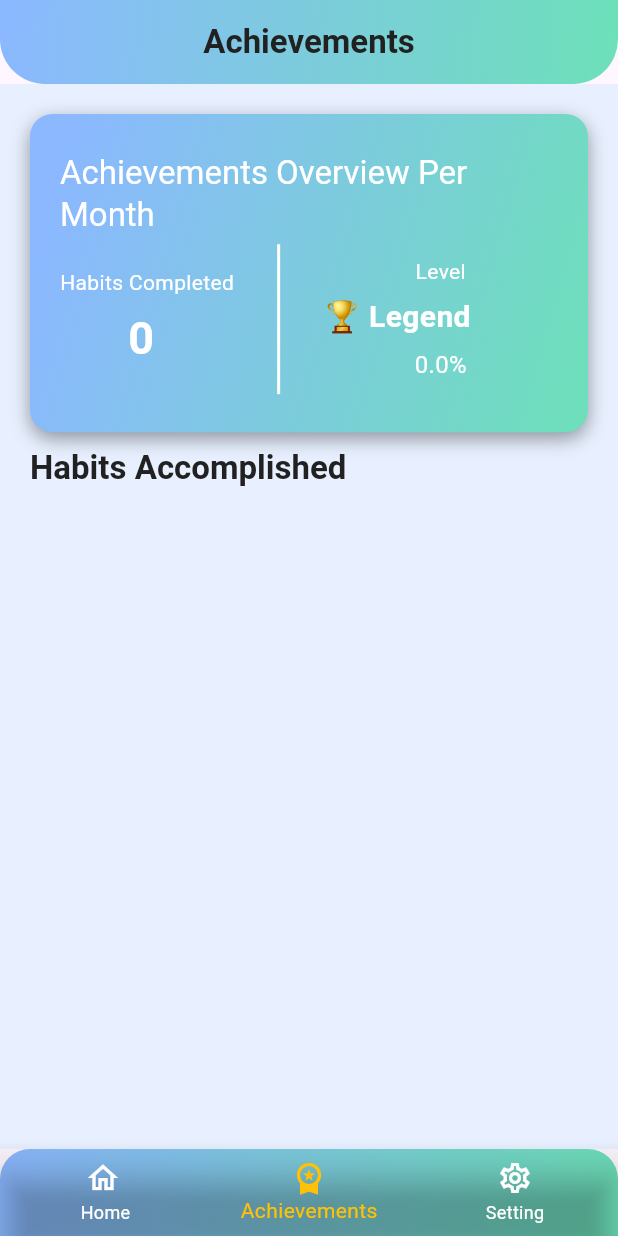
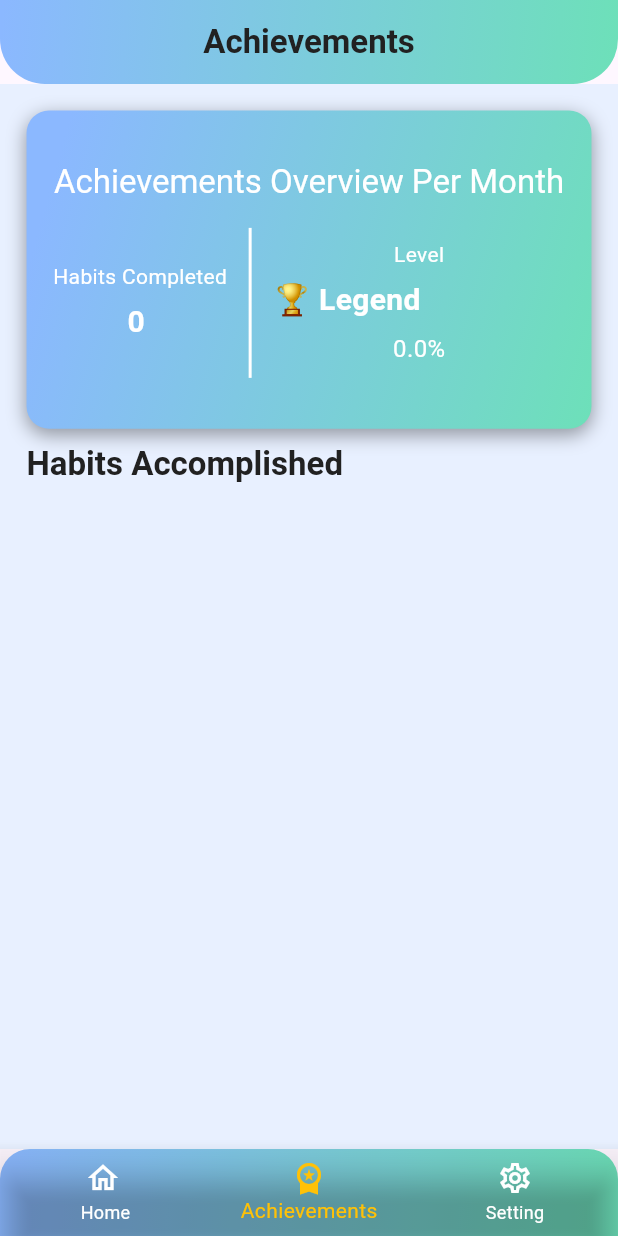
Before and after one commit to beshoymorkos-be/dailyhabit, a Flutter app: the screen it shows after launch, item 2 of the bottom bar chosen, on a phone screen of 412 x 824 dp. Run offline on Flutter 3.47's test engine with Material 3 defaults, Android fonts, the phone set to English and light mode, and no system bars; our stand-ins replace fl_chart, flutter_bloc, flutter_datetime_picker_plus, flutter_local_notifications, flutter_screenutil, flutter_timezone and 6 more; missing offline and left inert: android_intent_plus; accounts and stored records are empty; generated files the repository leaves out were written again.

Commit message:
finish app

```diff
--- a/lib/feature/achievements/presintations/acheve_screen/home_acheve.dart
+++ b/lib/feature/achievements/presintations/acheve_screen/home_acheve.dart
@@ -65,12 +65,12 @@ class _HomeAcheveState extends State<HomeAcheve> {
               ),
             ),
             body: Padding(
-              padding: const EdgeInsets.all(20.0),
+              padding: EdgeInsets.all(20.0.sp),
               child: Column(
                 crossAxisAlignment: CrossAxisAlignment.start,
                 children: [
                   Container(
-                    padding: const EdgeInsets.all(20),
+                    padding: EdgeInsets.all(20.sp),
                     decoration: const BoxDecoration(
                       gradient: AppTheme.mainGradient,
                       borderRadius: BorderRadius.all(Radius.circular(15)),
@@ -112,13 +112,13 @@ class _HomeAcheveState extends State<HomeAcheve> {
                                   style: const TextStyle(
                                     color: AppTheme.surfaceCard,
                                     fontWeight: FontWeight.bold,
-                                    fontSize: 30,
+                                    fontSize: 20,
                                   ),
                                 ),
                               ],
                             ),
                             SizedBox(
-                              width: 30.w,
+                              width: 15.w,
                             ),
                             Container(
                               width: 2,
@@ -126,7 +126,7 @@ class _HomeAcheveState extends State<HomeAcheve> {
                               height: 100,
                             ),
                             SizedBox(
-                              width: 30.w,
+                              width: 15.w,
                             ),
                             Flexible(
                               child: Column(
@@ -216,7 +216,6 @@ class _HomeAcheveState extends State<HomeAcheve> {
     );
   }
 
-  /// ✅ تحديد المستوى بناءً على عدد الإنجازات
   String getLevel(BuildContext context, int count, int day, int numHabit) {
     if (count < day * numHabit * 0.25)
       return AppLocalizations.of(context)!.beginner;
```
Also changed, not shown: lib/feature/habit/presintations/habit_screen/details_habit.dart (+5 -5 lines).
